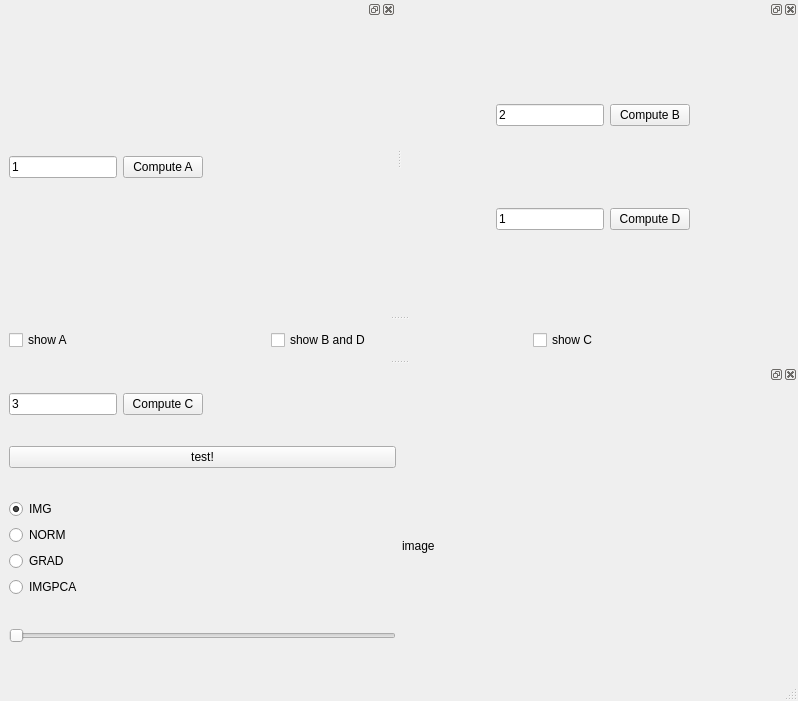
Qt form subscription_gui/mainwindow.ui (ajaskier/gerbil) before a commit.
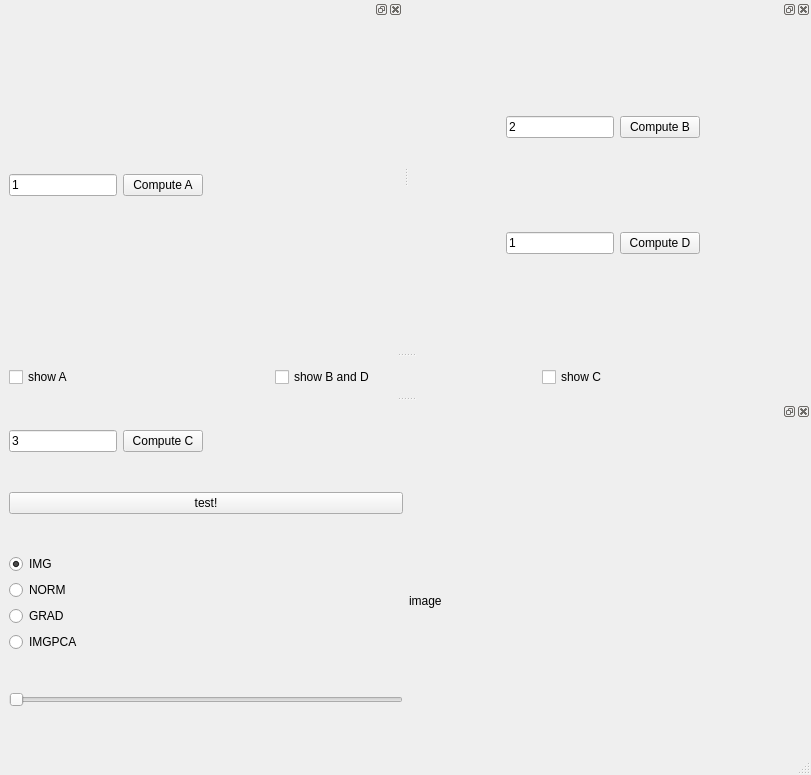
The same form after that commit.

What changed in the file:
```diff
--- a/subscription_gui/mainwindow.ui
+++ b/subscription_gui/mainwindow.ui
@@ -6,8 +6,8 @@
    <rect>
     <x>0</x>
     <y>0</y>
-    <width>798</width>
-    <height>701</height>
+    <width>811</width>
+    <height>775</height>
    </rect>
   </property>
   <property name="windowTitle">
```
Left out of the diff: 2 changed lines with no effect on the pictures.
